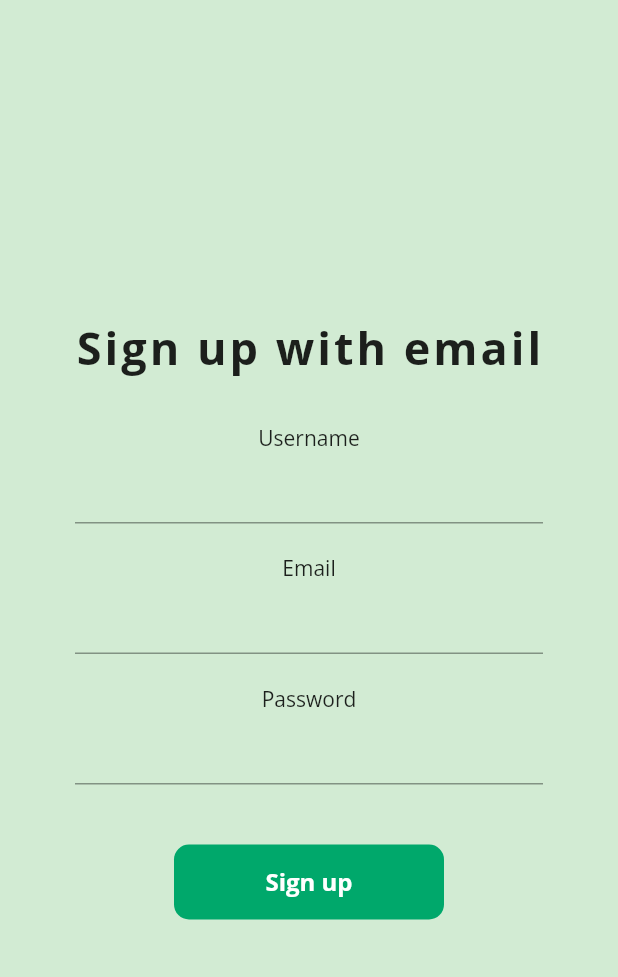
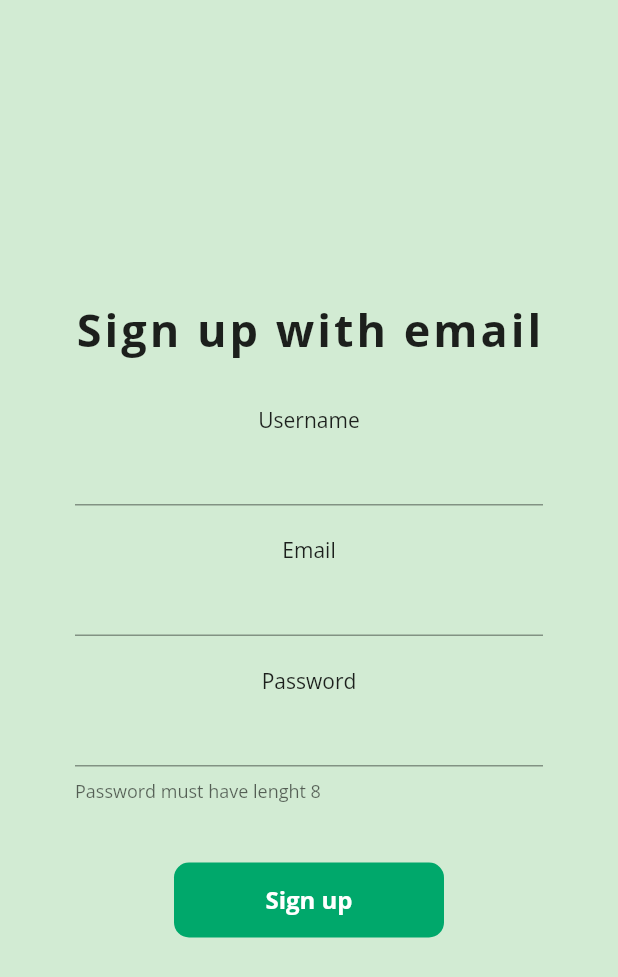
Before and after one commit to DevStack06/Flutter-Blog-App, a Flutter app: the screen it shows after launch, on a phone screen of 412 x 824 dp. Shown: the top 977 px of the screen. Run offline on Flutter 3.47's test engine with Material 2 defaults, Android fonts, the phone set to English and light mode, and no system bars; our stand-ins replace google_fonts.

Commit message:
bug fixed

```diff
--- a/lib/pages/SignUp.dart
+++ b/lib/pages/SignUp.dart
@@ -44,7 +44,7 @@ class _SignUpPageState extends State<SignUpPage> {
             emailTextField("Username"),
             emailTextField("Email"),
             // emailTextField("Username2"),
-            emailTextField("Password"),
+            emailTextField1("Password"),
             SizedBox(
               height: 30,
             ),
@@ -96,4 +96,30 @@ class _SignUpPageState extends State<SignUpPage> {
       ),
     );
   }
+
+  Widget emailTextField1(String label) {
+    return Padding(
+      padding: const EdgeInsets.symmetric(vertical: 10),
+      child: Column(
+        children: [
+          Text(label),
+          // SizedBox(
+          //   height: 10,
+          // ),
+          TextFormField(
+            // textAlign: TextAlign.center,
+            cursorColor: Color(0xff00A86B),
+
+            decoration: InputDecoration(
+                helperText: "Password must have lenght 8",
+                focusedBorder: UnderlineInputBorder(
+                    borderSide: BorderSide(
+                  color: Colors.black87,
+                  width: 1.5,
+                ))),
+          ),
+        ],
+      ),
+    );
+  }
 }
```
